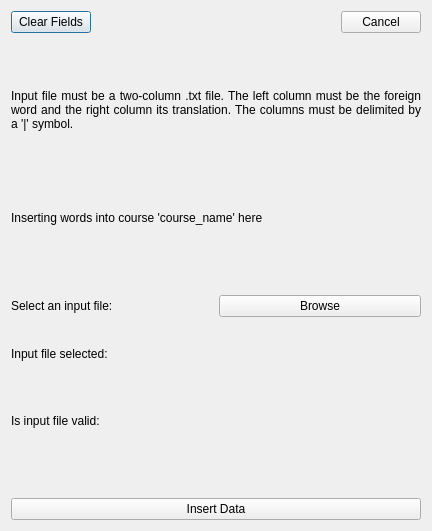
Before: the Qt Designer form src/gui/insert_from_file_window.ui in tombranfield/spaced_repeating_vocabulary, drawn with Qt 5.
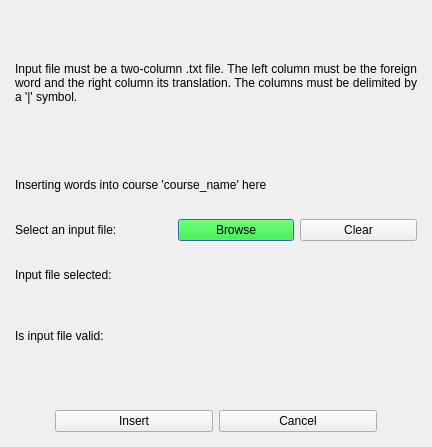
After: the same form once the commit is applied.

Commit message: Various method headers to insert_from_file

Diff of the .ui file:
```diff
--- a/src/gui/insert_from_file_window.ui
+++ b/src/gui/insert_from_file_window.ui
@@ -7,44 +7,25 @@
     <x>0</x>
     <y>0</y>
     <width>432</width>
-    <height>531</height>
+    <height>447</height>
    </rect>
   </property>
   <property name="windowTitle">
    <string>Insert Words From File</string>
   </property>
   <layout class="QVBoxLayout" name="verticalLayout">
-   <item>
-    <layout class="QHBoxLayout" name="horizontalLayout">
-     <item>
-      <widget class="QPushButton" name="clear_fields_button">
-       <property name="text">
-        <string>Clear Fields</string>
-       </property>
-      </widget>
-     </item>
-     <item>
-      <spacer name="horizontalSpacer">
-       <property name="orientation">
-        <enum>Qt::Horizontal</enum>
-       </property>
-       <property name="sizeHint" stdset="0">
-        <size>
-         <width>40</width>
-         <height>20</height>
-        </size>
-       </property>
-      </spacer>
-     </item>
-     <item>
-      <widget class="QPushButton" name="cancel_button">
-       <property name="text">
-        <string>Cancel</string>
-       </property>
-      </widget>
-     </item>
-    </layout>
-   </item>
+   <property name="leftMargin">
+    <number>15</number>
+   </property>
+   <property name="topMargin">
+    <number>15</number>
+   </property>
+   <property name="rightMargin">
+    <number>15</number>
+   </property>
+   <property name="bottomMargin">
+    <number>15</number>
+   </property>
    <item>
     <spacer name="verticalSpacer">
      <property name="orientation">
@@ -97,22 +78,6 @@
      </property>
     </widget>
    </item>
-   <item>
-    <spacer name="verticalSpacer_3">
-     <property name="orientation">
-      <enum>Qt::Vertical</enum>
-     </property>
-     <property name="sizeType">
-      <enum>QSizePolicy::Preferred</enum>
-     </property>
-     <property name="sizeHint" stdset="0">
-      <size>
-       <width>20</width>
-       <height>40</height>
-      </size>
-     </property>
-    </spacer>
-   </item>
    <item>
     <layout class="QHBoxLayout" name="horizontalLayout_2">
      <item>
@@ -122,13 +87,39 @@
        </property>
       </widget>
      </item>
+     <item>
+      <spacer name="horizontalSpacer_3">
+       <property name="orientation">
+        <enum>Qt::Horizontal</enum>
+       </property>
+       <property name="sizeType">
+        <enum>QSizePolicy::Preferred</enum>
+       </property>
+       <property name="sizeHint" stdset="0">
+        <size>
+         <width>40</width>
+         <height>20</height>
+        </size>
+       </property>
+      </spacer>
+     </item>
      <item>
       <widget class="QPushButton" name="browse_button">
+       <property name="styleSheet">
+        <string notr="true">background-color: lime;</string>
+       </property>
        <property name="text">
         <string>Browse</string>
        </property>
       </widget>
      </item>
+     <item>
+      <widget class="QPushButton" name="clear_fields_button">
+       <property name="text">
+        <string>Clear</string>
+       </property>
+      </widget>
+     </item>
     </layout>
    </item>
    <item>
@@ -140,6 +131,22 @@
        </property>
       </widget>
      </item>
+     <item>
+      <spacer name="horizontalSpacer_4">
+       <property name="orientation">
+        <enum>Qt::Horizontal</enum>
+       </property>
+       <property name="sizeType">
+        <enum>QSizePolicy::Preferred</enum>
+       </property>
+       <property name="sizeHint" stdset="0">
+        <size>
+         <width>40</width>
+         <height>20</height>
+        </size>
+       </property>
+      </spacer>
+     </item>
      <item>
       <widget class="QLabel" name="selected_filename_label">
        <property name="text">
@@ -158,6 +165,22 @@
        </property>
       </widget>
      </item>
+     <item>
+      <spacer name="horizontalSpacer_5">
+       <property name="orientation">
+        <enum>Qt::Horizontal</enum>
+       </property>
+       <property name="sizeType">
+        <enum>QSizePolicy::Preferred</enum>
+       </property>
+       <property name="sizeHint" stdset="0">
+        <size>
+         <width>40</width>
+         <height>20</height>
+        </size>
+       </property>
+      </spacer>
+     </item>
      <item>
       <widget class="QLabel" name="is_file_valid_label">
        <property name="text">
@@ -184,11 +207,54 @@
     </spacer>
    </item>
    <item>
-    <widget class="QPushButton" name="insert_button">
-     <property name="text">
-      <string>Insert Data</string>
-     </property>
-    </widget>
+    <layout class="QHBoxLayout" name="horizontalLayout">
+     <item>
+      <spacer name="horizontalSpacer_2">
+       <property name="orientation">
+        <enum>Qt::Horizontal</enum>
+       </property>
+       <property name="sizeType">
+        <enum>QSizePolicy::Preferred</enum>
+       </property>
+       <property name="sizeHint" stdset="0">
+        <size>
+         <width>40</width>
+         <height>20</height>
+        </size>
+       </property>
+      </spacer>
+     </item>
+     <item>
+      <widget class="QPushButton" name="insert_button">
+       <property name="text">
+        <string>Insert</string>
+       </property>
+      </widget>
+     </item>
+     <item>
+      <widget class="QPushButton" name="cancel_button">
+       <property name="text">
+        <string>Cancel</string>
+       </property>
+      </widget>
+     </item>
+     <item>
+      <spacer name="horizontalSpacer">
+       <property name="orientation">
+        <enum>Qt::Horizontal</enum>
+       </property>
+       <property name="sizeType">
+        <enum>QSizePolicy::Preferred</enum>
+       </property>
+       <property name="sizeHint" stdset="0">
+        <size>
+         <width>40</width>
+         <height>20</height>
+        </size>
+       </property>
+      </spacer>
+     </item>
+    </layout>
    </item>
   </layout>
  </widget>
```
Left out of the diff: 2 changed lines with no effect on the pictures. The commit also changes 2 other files.
